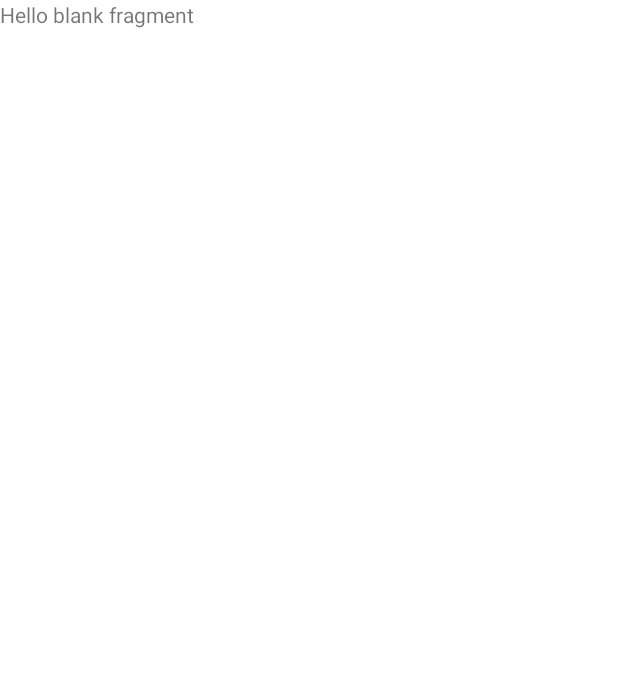
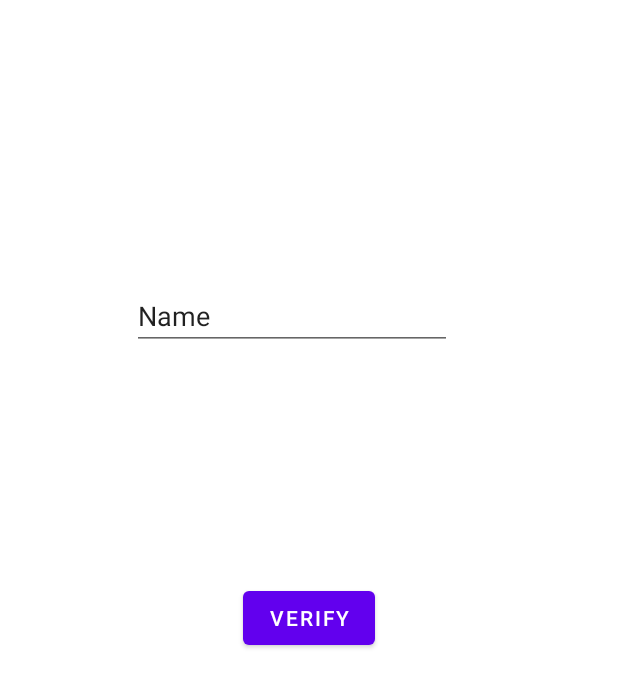
Before and after one commit to Shubhangi1201/OPuncture, an Android app: the OtpVerificationFragment screen opened through its navigation route, on a phone screen of 412 x 824 dp. Before the commit the part shown is almost empty. Shown: the top 687 px of the screen. Run offline under Robolectric (Android 15) with nearby library versions, the phone set to English and light mode, and no system bars; our stand-ins replace Firebase (no records; nobody signed in at launch, a user with empty details on screens opened directly).

```diff
--- a/app/build.gradle
+++ b/app/build.gradle
@@ -1,6 +1,7 @@
 plugins {
     id 'com.android.application'
     id 'org.jetbrains.kotlin.android'
+    id 'com.google.gms.google-services'
 }
 
 android {
@@ -40,7 +41,10 @@ dependencies {
     implementation 'androidx.constraintlayout:constraintlayout:2.1.4'
     implementation 'androidx.navigation:navigation-fragment-ktx:2.7.1'
     implementation 'androidx.navigation:navigation-ui-ktx:2.7.1'
+    implementation 'com.google.firebase:firebase-auth:21.1.0'
     testImplementation 'junit:junit:4.13.2'
     androidTestImplementation 'androidx.test.ext:junit:1.1.5'
     androidTestImplementation 'androidx.test.espresso:espresso-core:3.5.1'
+
+    implementation(platform("com.google.firebase:firebase-bom:32.2.3"))
 }
--- a/app/src/main/java/com/example/opuncture/user/authentication/fragments/OtpVerificationFragment.kt
+++ b/app/src/main/java/com/example/opuncture/user/authentication/fragments/OtpVerificationFragment.kt
@@ -1,60 +1,145 @@
 package com.example.opuncture.user.authentication.fragments
 
+import android.content.ContentValues
 import android.os.Bundle
+import android.util.Log
 import androidx.fragment.app.Fragment
 import android.view.LayoutInflater
 import android.view.View
 import android.view.ViewGroup
+import android.widget.Button
+import android.widget.EditText
+import android.widget.Toast
 import com.example.opuncture.R
+import com.google.firebase.FirebaseException
+import com.google.firebase.FirebaseTooManyRequestsException
+import com.google.firebase.auth.FirebaseAuth
+import com.google.firebase.auth.FirebaseAuthInvalidCredentialsException
+import com.google.firebase.auth.FirebaseAuthMissingActivityForRecaptchaException
+import com.google.firebase.auth.PhoneAuthCredential
+import com.google.firebase.auth.PhoneAuthOptions
+import com.google.firebase.auth.PhoneAuthProvider
+import java.util.concurrent.TimeUnit
 
-// TODO: Rename parameter arguments, choose names that match
-// the fragment initialization parameters, e.g. ARG_ITEM_NUMBER
-private const val ARG_PARAM1 = "param1"
-private const val ARG_PARAM2 = "param2"
 
-/**
- * A simple [Fragment] subclass.
- * Use the [OtpVerificationFragment.newInstance] factory method to
- * create an instance of this fragment.
- */
 class OtpVerificationFragment : Fragment() {
-    // TODO: Rename and change types of parameters
-    private var param1: String? = null
-    private var param2: String? = null
 
-    override fun onCreate(savedInstanceState: Bundle?) {
-        super.onCreate(savedInstanceState)
-        arguments?.let {
-            param1 = it.getString(ARG_PARAM1)
-            param2 = it.getString(ARG_PARAM2)
-        }
-    }
+    private lateinit var auth: FirebaseAuth
+    private lateinit var storedVerificationId: String
+
 
     override fun onCreateView(
         inflater: LayoutInflater, container: ViewGroup?,
         savedInstanceState: Bundle?
     ): View? {
         // Inflate the layout for this fragment
-        return inflater.inflate(R.layout.fragment_otp_verification, container, false)
+        val view = inflater.inflate(R.layout.fragment_otp_verification, container, false)
+        val phoneNumber = "+919702212438"
+        auth = FirebaseAuth.getInstance()
+
+        val et = view.findViewById<EditText>(R.id.OTPet)
+        val btn = view.findViewById<Button>(R.id.verifyBtn)
+
+        if(phoneNumber!= null){
+            sendVerificationCode(phoneNumber)
+        }else{
+
+        }
+
+
+        btn.setOnClickListener{
+            verifyOTPCode(et.text.toString())
+        }
+        auth = FirebaseAuth.getInstance()
+
+        return view
     }
 
-    companion object {
-        /**
-         * Use this factory method to create a new instance of
-         * this fragment using the provided parameters.
-         *
-         * @param param1 Parameter 1.
-         * @param param2 Parameter 2.
-         * @return A new instance of fragment LoginOtpFragment.
-         */
-        // TODO: Rename and change types and number of parameters
-        @JvmStatic
-        fun newInstance(param1: String, param2: String) =
-            OtpVerificationFragment().apply {
-                arguments = Bundle().apply {
-                    putString(ARG_PARAM1, param1)
-                    putString(ARG_PARAM2, param2)
+
+
+    fun sendVerificationCode(phoneNumber: String){
+        val options = PhoneAuthOptions.newBuilder(auth)
+            .setPhoneNumber(phoneNumber) // Phone number to verify
+            .setTimeout(60L, TimeUnit.SECONDS) // Timeout and unit
+            .setActivity(requireActivity()) // Activity (for callback binding)
+            .setCallbacks(callbacks) // OnVerificationStateChangedCallbacks
+            .build()
+        PhoneAuthProvider.verifyPhoneNumber(options)
+    }
+
+
+
+    private val callbacks  = object : PhoneAuthProvider.OnVerificationStateChangedCallbacks() {
+
+        override fun onVerificationCompleted(credential: PhoneAuthCredential) {
+            // This callback will be invoked in two situations:
+            // 1 - Instant verification. In some cases the phone number can be instantly
+            //     verified without needing to send or enter a verification code.
+            // 2 - Auto-retrieval. On some devices Google Play services can automatically
+            //     detect the incoming verification SMS and perform verification without
+            //     user action.
+            Log.d(ContentValues.TAG, "onVerificationCompleted:$credential")
+            val code: String? = credential.smsCode
+            if(!code.isNullOrBlank()){
+                verifyOTPCode(code)
+                Toast.makeText(context, "verify otp code function called", Toast.LENGTH_SHORT).show()
+
+            }
+        }
+
+        override fun onVerificationFailed(e: FirebaseException) {
+            // This callback is invoked in an invalid request for verification is made,
+            // for instance if the the phone number format is not valid.
+            Log.w(ContentValues.TAG, "onVerificationFailed", e)
+
+            if (e is FirebaseAuthInvalidCredentialsException) {
+                // Invalid request
+            } else if (e is FirebaseTooManyRequestsException) {
+                // The SMS quota for the project has been exceeded
+            } else if (e is FirebaseAuthMissingActivityForRecaptchaException) {
+                // reCAPTCHA verification attempted with null Activity
+            }
+
+            Toast.makeText(context, "verification failed " + e.toString(), Toast.LENGTH_SHORT).show()
+
+
+            // Show a message and update the UI
+        }
+
+        override fun onCodeSent(
+            verificationId: String,
+            token: PhoneAuthProvider.ForceResendingToken,
+        ) {
+            // The SMS verification code has been sent to the provided phone number, we
+            // now need to ask the user to enter the code and then construct a credential
+            // by combining the code with a verification ID.
+            Log.d(ContentValues.TAG, "onCodeSent:$verificationId")
+            Toast.makeText(context, "code sent successfully ", Toast.LENGTH_SHORT).show()
+
+
+            // Save verification ID and resending token so we can use them later
+            storedVerificationId = verificationId
+
+        }
+    }
+
+    fun verifyOTPCode(code: String){
+        val credential: PhoneAuthCredential = PhoneAuthProvider.getCredential(storedVerificationId, code)
+        signinbycredentials(credential)
+    }
+
+    fun signinbycredentials(credential: PhoneAuthCredential){
+        auth.signInWithCredential(credential)
+            .addOnCompleteListener{task->
+                if(task.isSuccessful){
+                    Toast.makeText(context, "authentication successful", Toast.LENGTH_SHORT).show()
+
+                }else{
+                    Toast.makeText(context, "failed failed failed", Toast.LENGTH_SHORT).show()
+
                 }
+
             }
     }
+
 }
--- a/app/src/main/java/com/example/opuncture/user/authentication/fragments/PhoneAuthFragment.kt
+++ b/app/src/main/java/com/example/opuncture/user/authentication/fragments/PhoneAuthFragment.kt
@@ -10,11 +10,13 @@ import android.widget.Button
 import androidx.navigation.NavController
 import androidx.navigation.Navigation
 import com.example.opuncture.R
+import com.google.firebase.auth.FirebaseAuth
 
 
 class PhoneAuthFragment : Fragment() {
     private lateinit var navController : NavController
 
+    private lateinit var auth: FirebaseAuth
     override fun onViewCreated(view: View, savedInstanceState: Bundle?) {
         super.onViewCreated(view, savedInstanceState)
 
@@ -31,6 +33,8 @@ class PhoneAuthFragment : Fragment() {
         val view = inflater.inflate(R.layout.fragment_phone_auth, container, false)
 
         val btn = view.findViewById<Button>(R.id.LoginBtn)
+        auth = FirebaseAuth.getInstance()
+
 
         btn.setOnClickListener{
             navController.navigate(R.id.action_loginFragment_to_loginOtpFragment)
--- a/app/src/main/res/drawable/splash_background_theme.xml
+++ b/app/src/main/res/drawable/splash_background_theme.xml
@@ -1,8 +1,11 @@
 <?xml version="1.0" encoding="utf-8"?>
-<selector xmlns:android="http://schemas.android.com/apk/res/android">
+<layer-list xmlns:android="http://schemas.android.com/apk/res/android">
     <item>
         <shape>
-            <solid android:color="#B6B4B5"/>
+            <solid android:color="@color/yellow"/>
         </shape>
     </item>
-</selector>
+    <item>
+        <bitmap android:src="@mipmap/splash_logo_500x500" android:gravity="center"></bitmap>
+    </item>
+</layer-list>
--- a/app/src/main/res/layout/fragment_otp_verification.xml
+++ b/app/src/main/res/layout/fragment_otp_verification.xml
@@ -1,14 +1,36 @@
 <?xml version="1.0" encoding="utf-8"?>
 <FrameLayout xmlns:android="http://schemas.android.com/apk/res/android"
+    xmlns:app="http://schemas.android.com/apk/res-auto"
     xmlns:tools="http://schemas.android.com/tools"
     android:layout_width="match_parent"
     android:layout_height="match_parent"
     tools:context=".user.authentication.fragments.OtpVerificationFragment">
 
-    <!-- TODO: Update blank fragment layout -->
-    <TextView
+    <androidx.constraintlayout.widget.ConstraintLayout
         android:layout_width="match_parent"
-        android:layout_height="match_parent"
-        android:text="@string/hello_blank_fragment" />
+        android:layout_height="match_parent">
+
+        <EditText
+            android:id="@+id/OTPet"
+            android:layout_width="wrap_content"
+            android:layout_height="wrap_content"
+            android:layout_marginStart="88dp"
+            android:layout_marginTop="188dp"
+            android:ems="10"
+            android:inputType="text"
+            android:text="Name"
+            app:layout_constraintStart_toStartOf="parent"
+            app:layout_constraintTop_toTopOf="parent" />
+
+        <Button
+            android:id="@+id/verifyBtn"
+            android:layout_width="wrap_content"
+            android:layout_height="wrap_content"
+            android:text="verify"
+            app:layout_constraintBottom_toBottomOf="parent"
+            app:layout_constraintEnd_toEndOf="parent"
+            app:layout_constraintStart_toStartOf="parent"
+            app:layout_constraintTop_toTopOf="parent" />
+    </androidx.constraintlayout.widget.ConstraintLayout>
 
 </FrameLayout>
--- a/app/src/main/res/values/colors.xml
+++ b/app/src/main/res/values/colors.xml
@@ -8,5 +8,7 @@
     <color name="black">#FF000000</color>
     <color name="white">#FFFFFFFF</color>
 
-    <color name="grey">#b6b4b5</color>
+    <color name="greyWhite">#eeeeee</color>
+    <color name="yellow">#ffca22</color>
+    <color name="grey">#414042</color>
 </resources>
--- a/build.gradle
+++ b/build.gradle
@@ -1,4 +1,8 @@
-// Top-level build file where you can add configuration options common to all sub-projects/modules.
+buildscript {
+    dependencies {
+        classpath 'com.google.gms:google-services:4.3.14'
+    }
+}// Top-level build file where you can add configuration options common to all sub-projects/modules.
 plugins {
     id 'com.android.application' version '8.0.0-beta01' apply false
     id 'com.android.library' version '8.0.0-beta01' apply false
```
Also changed, not shown: app/src/main/res/mipmap-hdpi/splash_logo_500x500.png (added), app/src/main/res/mipmap-mdpi/splash_logo_500x500.png (added), app/src/main/res/mipmap-xhdpi/splash_logo_500x500.png (added), app/src/main/res/mipmap-xxhdpi/splash_logo_500x500.png (added), app/src/main/res/mipmap-xxxhdpi/splash_logo_500x500.png (added), 1 other file.
